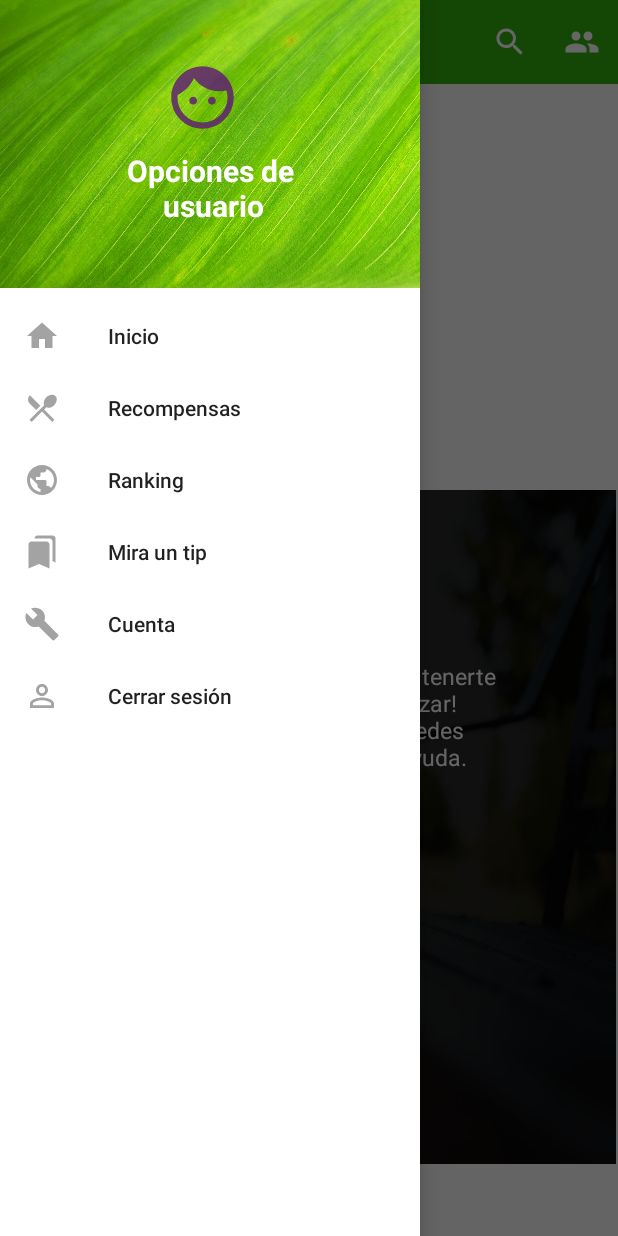
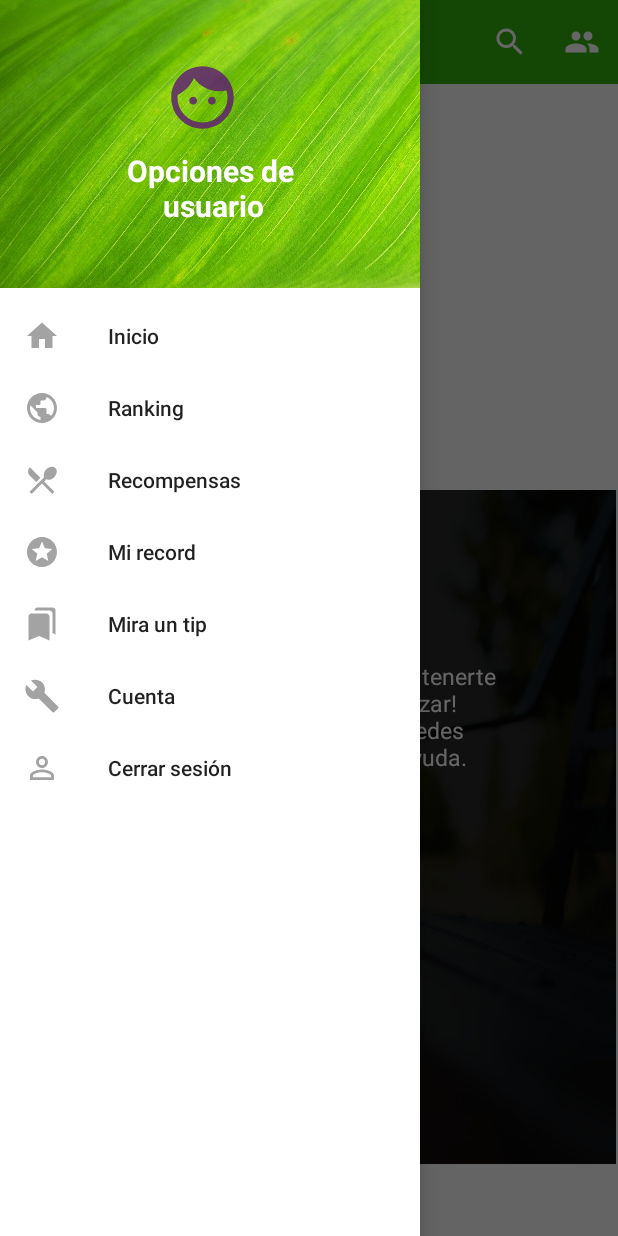
Before and after one commit to MariaPaulaS/MueveteUQPodometro, an Android app: the screen it shows after launch once a user with an empty profile is signed in (MainActivity), with the side drawer open, on a phone screen of 412 x 824 dp. Run offline under Robolectric (Android 15) with nearby library versions, the phone set to English and light mode, and no system bars; our stand-ins replace Firebase (no records; nobody signed in at launch, a user with empty details on screens opened directly); plain views replace CircularImageView.

Commit message:
Ver record del usuario actual

```diff
--- a/app/src/main/java/com/uniquindio/mueveteuq/activities/podometer/PhotoActivity.java
+++ b/app/src/main/java/com/uniquindio/mueveteuq/activities/podometer/PhotoActivity.java
@@ -118,6 +118,7 @@ public class PhotoActivity extends AppCompatActivity {
     static final int REQUEST_IMAGE_CAPTURE = 1;
     @Override
     protected void onActivityResult(int requestCode, int resultCode, Intent data) {
+        super.onActivityResult(requestCode, resultCode, data); //Linea de mas
         if (requestCode == REQUEST_IMAGE_CAPTURE && resultCode == RESULT_OK) {
 
             Bundle extras = data.getExtras();
--- /dev/null
+++ b/app/src/main/res/drawable-anydpi/ic_action_record.xml
@@ -0,0 +1,11 @@
+<vector xmlns:android="http://schemas.android.com/apk/res/android"
+    android:width="24dp"
+    android:height="24dp"
+    android:viewportWidth="24"
+    android:viewportHeight="24"
+    android:tint="#333333"
+    android:alpha="0.6">
+  <path
+      android:fillColor="@android:color/white"
+      android:pathData="M11.99,2C6.47,2 2,6.48 2,12s4.47,10 9.99,10C17.52,22 22,17.52 22,12S17.52,2 11.99,2zM16.23,18L12,15.45 7.77,18l1.12,-4.81 -3.73,-3.23 4.92,-0.42L12,5l1.92,4.53 4.92,0.42 -3.73,3.23L16.23,18z"/>
+</vector>
--- a/app/src/main/res/menu/drawer_menu.xml
+++ b/app/src/main/res/menu/drawer_menu.xml
@@ -7,6 +7,14 @@
         android:icon="@drawable/ic_action_home"
         />
 
+
+    <item
+        android:id="@+id/rankings"
+        android:title="Ranking"
+        android:icon="@drawable/ic_action_ranking"
+        />
+
+
     <item
         android:id="@+id/awards"
         android:title="Recompensas"
@@ -14,11 +22,13 @@
         />
 
 
+
     <item
-        android:id="@+id/rankings"
-        android:title="Ranking"
-        android:icon="@drawable/ic_action_ranking"
+        android:id="@+id/record"
+        android:title="Mi record"
+        android:icon="@drawable/ic_action_record"
         />
+
 
 
     <item
--- a/app/src/main/res/values/strings.xml
+++ b/app/src/main/res/values/strings.xml
@@ -36,7 +36,7 @@
     <string name="no_record">Este usuario aun no\nha esblecido un record.</string>
     <string name="tip_1">El sedentarismo solo trae inconvenientes para nuestro cuerpo. Busque el modo de realizar ejercicios en su casa o hacer deporte fuera de ésta. Si no es posible, salga a caminar por lo menos media hora al día, recuerde que su corazón es un músculo que necesita ejercitarse para mantenerse sano, igual que el resto de músculos de su cuerpo.
 \n\n Los  ejercicios, sobretodo aeróbicos, le ayudan a mantenerse sano, fuerte, bajar de peso, prevenir enfermedades y reducir el estrés.</string>
-    <string name="tip_2">No es necesario que se vuelva extremista, sin embargo es importante cuidar los alimentos que entran a nuestro cuerpos. Un exceso de alimentos poco saludables combinados con un bajo nivel de actividad física pueden provocar aumento de peso y problemas de salud. \n\nComer  mejor nos hará sentir mejor con nosotros mismos, aumentará la variedad de sabores y le daremos la oportunidad a nuestro cuerpo de tener un mejor metabolismo.</string>
+    <string name="tip_2">No es necesario que se vuelva extremista, sin embargo es importante cuidar los alimentos que entran a nuestro cuerpos. Un exceso de alimentos poco saludables combinados con un bajo nivel de actividad física pueden provocar aumento de peso y problemas de salud. \n\nComer   mejor nos hará sentir mejor con nosotros mismos, aumentará la variedad de sabores y le daremos la oportunidad a nuestro cuerpo de tener un mejor metabolismo.</string>
     <string name="tip_3">No es necesario eliminar las grasas saturadas, sin embargo reducir su consumo le haría un bien a nuestro cuerpo. Deberías considerar una forma de regular el consumo de las mismas.</string>
     <string name="tip_4">Es increíble cuantas personas no consumen frutas y verduras con frecuencia, sobre todo en ámbitos de alto estrés como ambientes laborales, donde el afán lleva a las personas a comer lo primero que pueden comprar en la tienda. En vez de comer grasas con frecuencia, considera optar por las frutas y verduras mas seguido.</string>
     <string name="tip_5">El exceso de peso es un problema muy serio, y quienes lo poseen corren mas riesgo de sufrir enfermedades graves o incluso problemas del corazón. Si  usted es una de estas personas cambie sus hábitos, camine con mas frecuencia y coma mas saludable, de esa forma se evitará sorpresas desagradables en el futuro.</string>
```
Also changed, not shown: app/src/main/java/com/uniquindio/mueveteuq/activities/main/MainActivity.java (+17 -0 lines), app/src/main/java/com/uniquindio/mueveteuq/activities/main/ProfileActivity.java (+20 -1 lines), app/src/main/res/drawable-hdpi/ic_action_record.png (added), app/src/main/res/drawable-mdpi/ic_action_record.png (added), app/src/main/res/drawable-xhdpi/ic_action_record.png (added), app/src/main/res/drawable-xxhdpi/ic_action_record.png (added).
